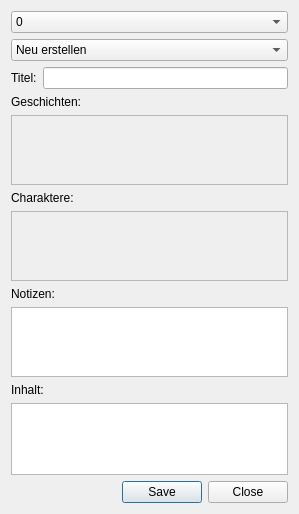
This is ui_edit.ui in cedi4155476/kalender as Qt 5 draws it before an edit. The edited form follows.
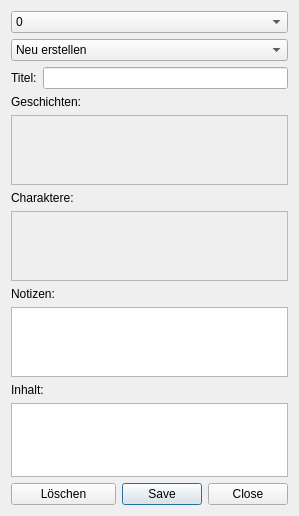
This is the edited form.

What changed in the file:
```diff
--- a/ui_edit.ui
+++ b/ui_edit.ui
@@ -10,7 +10,7 @@
     <x>0</x>
     <y>0</y>
     <width>299</width>
-    <height>514</height>
+    <height>516</height>
    </rect>
   </property>
   <property name="windowTitle">
@@ -137,14 +137,34 @@
     <widget class="QTextEdit" name="inhaltTE"/>
    </item>
    <item>
+    <layout class="QHBoxLayout" name="horizontalLayout_2">
+     <item>
+      <widget class="QPushButton" name="deleteBT">
+       <property name="text">
+        <string>Löschen</string>
+       </property>
+      </widget>
+     </item>
+     <item>
     <widget class="QDialogButtonBox" name="buttonBox">
+       <property name="sizePolicy">
+        <sizepolicy hsizetype="Maximum" vsizetype="Fixed">
+         <horstretch>0</horstretch>
+         <verstretch>0</verstretch>
+        </sizepolicy>
+       </property>
      <property name="orientation">
       <enum>Qt::Horizontal</enum>
      </property>
      <property name="standardButtons">
       <set>QDialogButtonBox::Close|QDialogButtonBox::Save</set>
      </property>
-    </widget>
+       <property name="centerButtons">
+        <bool>false</bool>
+       </property>
+      </widget>
+     </item>
+    </layout>
    </item>
   </layout>
  </widget>
```
Left out of the diff: 18 changed lines with no effect on the pictures. Lines whose indentation alone changed are shown as unchanged.
